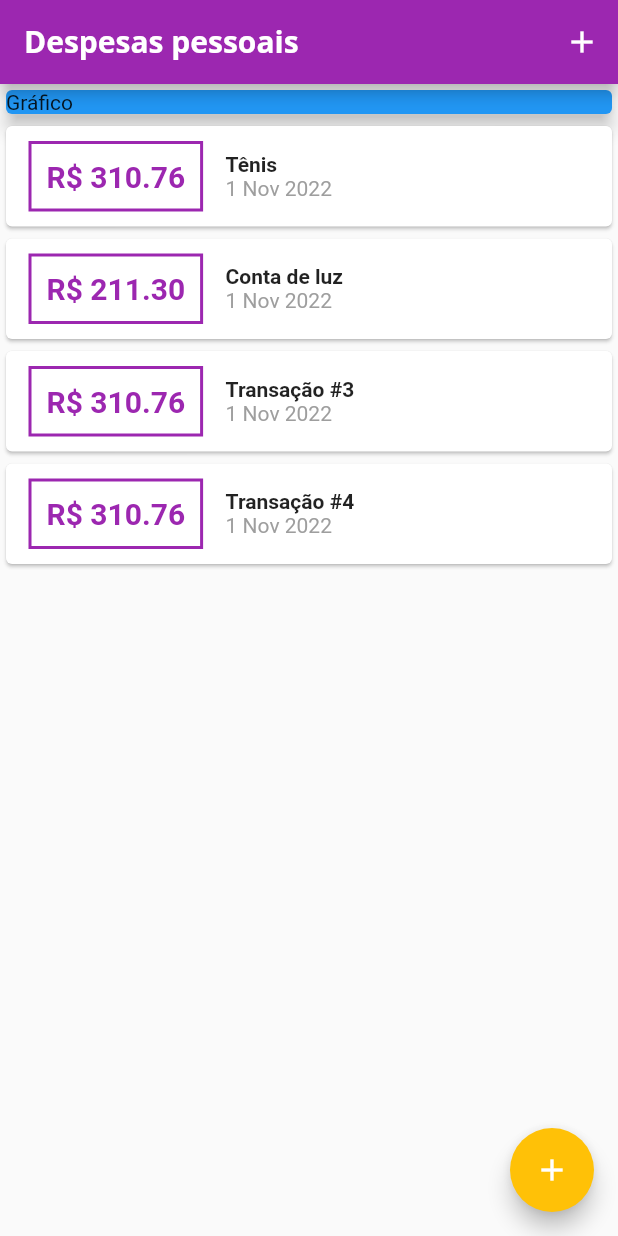
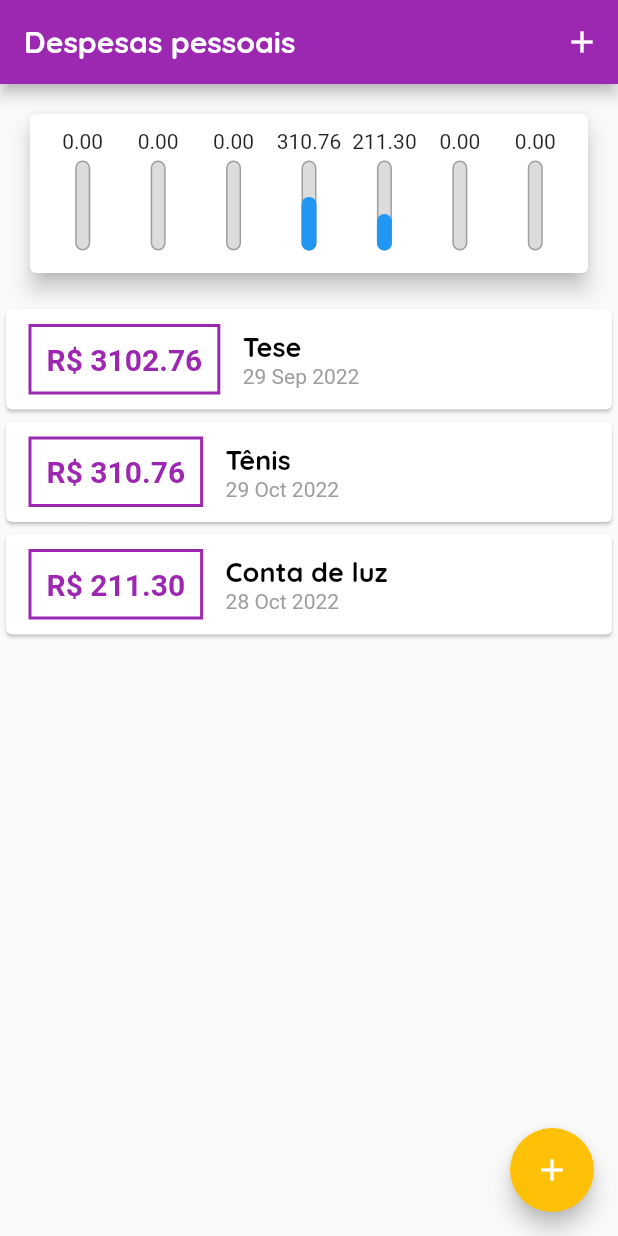
Before and after one commit to xFabriicioJS/despesas-pessoais, a Flutter app: the screen it shows after launch, on a phone screen of 412 x 824 dp. Run offline on Flutter 3.47's test engine with Material 2 defaults, Android fonts, the phone set to English and light mode, and no system bars; Roboto replaces fonts that are missing (Open Sans); project files that could hold a hidden picture were left out.

Commit message:
diversas alterações

```diff
--- /dev/null
+++ b/lib/components/chart.dart
@@ -0,0 +1,66 @@
+import 'package:expenses/components/chart_bar.dart';
+import 'package:flutter/material.dart';
+import 'package:flutter/src/widgets/container.dart';
+import 'package:flutter/src/widgets/framework.dart';
+import 'package:intl/intl.dart';
+import '../models/transactions.dart';
+
+class Chart extends StatelessWidget {
+  final List<Transactions> recentTransactions;
+
+  const Chart(this.recentTransactions, {super.key});
+
+  List<Map<String, dynamic>> get groupTransactions {
+    return List.generate(7, (index) {
+      final weekDay = DateTime.now().subtract(
+        Duration(days: index),
+      );
+
+      double totalSum = 0.0;
+
+      for (int i = 0; i < recentTransactions.length; i++) {
+        bool sameDay = recentTransactions[i].date.day == weekDay.day;
+        bool sameMonth = recentTransactions[i].date.month == weekDay.month;
+        bool sameYear = recentTransactions[i].date.year == weekDay.year;
+
+        if (sameDay && sameMonth && sameYear) {
+          totalSum += recentTransactions[i].value;
+        }
+      }
+
+      return {'day': DateFormat.E().format(weekDay)[0], 'value': totalSum};
+    });
+  }
+
+  double get _weekTotalValue {
+    //funciona como o reduce do javascript
+    return groupTransactions.fold(0.0, (sum, tr) {
+      return sum + tr['value'];
+    });
+  }
+
+  @override
+  Widget build(BuildContext context) {
+    groupTransactions;
+    return Card(
+      elevation: 6,
+      margin: const EdgeInsets.all(20),
+      child: Padding(
+        padding: const EdgeInsets.all(10.0),
+        child: Row(
+          mainAxisAlignment: MainAxisAlignment.spaceAround,
+          children: groupTransactions
+              .map((tr) => Flexible(
+                    fit: FlexFit.tight,
+                    child: ChartBar(
+                      label: tr['day'].toString(),
+                      value: tr['value'],
+                      percentage: tr['value'] / _weekTotalValue,
+                    ),
+                  ))
+              .toList(),
+        ),
+      ),
+    );
+  }
+}
--- /dev/null
+++ b/lib/components/chart_bar.dart
@@ -0,0 +1,62 @@
+import 'package:flutter/cupertino.dart';
+import 'package:flutter/material.dart';
+import 'package:flutter/src/widgets/container.dart';
+import 'package:flutter/src/widgets/framework.dart';
+
+class ChartBar extends StatelessWidget {
+  final String label;
+  final double value;
+  final double percentage;
+
+  const ChartBar({
+    super.key,
+    //esse required é para garantir que esses valores não seja null
+    required this.label,
+    required this.value,
+    required this.percentage,
+  });
+
+  @override
+  Widget build(BuildContext context) {
+    return Column(
+      children: <Widget>[
+        FittedBox(
+          child: Text(value.toStringAsFixed(2)),
+        ),
+        const SizedBox(
+          height: 5,
+        ),
+        Container(
+          height: 60,
+          width: 10,
+          // A stack permite que criamos componentes um sobre o outro.
+          child: Stack(
+            alignment: Alignment.bottomCenter,
+            children: <Widget>[
+              Container(
+                decoration: BoxDecoration(
+                    border: Border.all(
+                      color: Colors.grey,
+                      width: 1.0,
+                    ),
+                    color: const Color.fromRGBO(220, 220, 220, 1),
+                    borderRadius: BorderRadius.circular(5)),
+              ),
+              FractionallySizedBox(
+                heightFactor: percentage,
+                child: Container(
+                  decoration: BoxDecoration(
+                      color: Theme.of(context).primaryColor,
+                      borderRadius: BorderRadius.circular(5)),
+                ),
+              )
+            ],
+          ),
+        ),
+        const SizedBox(
+          height: 5,
+        )
+      ],
+    );
+  }
+}
--- a/lib/components/transactions_list.dart
+++ b/lib/components/transactions_list.dart
@@ -15,7 +15,26 @@ class TransactionList extends StatelessWidget {
     return Container(
       height: 300,
       // list view precisa de um componente pai com um tamanho pré-definido, por isso esse container acima
-      child: ListView.builder(
+      child: transactions.isEmpty
+          ? Column(
+              children: <Widget>[
+                const SizedBox(
+                  height: 20,
+                ),
+                Text('Nenhuma transação cadastrada!',
+                    style: Theme.of(context).textTheme.headline6),
+                //como se fosse uma margin
+                const SizedBox(height: 20),
+                Container(
+                  height: 200,
+                  child: Image.asset(
+                    'assets/images/waiting.png',
+                    fit: BoxFit.cover,
+                  ),
+                )
+              ],
+            )
+          : ListView.builder(
               itemCount: transactions.length,
               itemBuilder: ((context, index) {
                 final tr = transactions[index];
@@ -23,8 +42,8 @@ class TransactionList extends StatelessWidget {
                 return Card(
                   child: Row(children: <Widget>[
                     Container(
-                margin:
-                    const EdgeInsets.symmetric(horizontal: 15, vertical: 10),
+                      margin: const EdgeInsets.symmetric(
+                          horizontal: 15, vertical: 10),
                       decoration: BoxDecoration(
                           border: Border.all(
                               color: Theme.of(context).colorScheme.primary,
@@ -43,9 +62,7 @@ class TransactionList extends StatelessWidget {
                       children: [
                         Text(
                           tr.title,
-                    style: const TextStyle(
-                      fontWeight: FontWeight.bold,
-                    ),
+                          style: Theme.of(context).textTheme.headline6,
                         ),
                         Text(
                           DateFormat('d MMM y').format(tr.date),
--- a/lib/main.dart
+++ b/lib/main.dart
@@ -1,5 +1,6 @@
 // ignore_for_file: avoid_unnecessary_containers
 
+import 'package:expenses/components/chart.dart';
 import 'package:expenses/components/transactions_form.dart';
 import 'package:flutter/material.dart';
 import 'package:expenses/models/transactions.dart';
@@ -27,7 +28,7 @@ class ExpensesApp extends StatelessWidget {
           ),
           textTheme: tema.textTheme.copyWith(
             headline6: const TextStyle(
-              fontFamily: 'Open Sans',
+              fontFamily: 'Quicksand',
               fontSize: 18,
               fontWeight: FontWeight.bold,
               color: Colors.black,
@@ -35,7 +36,7 @@ class ExpensesApp extends StatelessWidget {
           ),
           appBarTheme: const AppBarTheme(
               titleTextStyle: TextStyle(
-                  fontFamily: 'Open Sans',
+                  fontFamily: 'Quicksand',
                   fontSize: 20,
                   fontWeight: FontWeight.bold))),
     );
@@ -51,16 +52,33 @@ class MyHomePage extends StatefulWidget {
 
 class _MyHomePageState extends State<MyHomePage> {
   final List<Transactions> _transactions = [
-    Transactions(id: 't1', title: 'Tênis', value: 310.76, date: DateTime.now()),
     Transactions(
-        id: 't2', title: 'Conta de luz', value: 211.30, date: DateTime.now()),
+      id: 't0',
+      title: 'Tese',
+      value: 3102.76,
+      date: DateTime.now().subtract(const Duration(days: 33)),
+    ),
     Transactions(
-        id: 't3', title: 'Transação #3', value: 310.76, date: DateTime.now()),
+      id: 't1',
+      title: 'Tênis',
+      value: 310.76,
+      date: DateTime.now().subtract(const Duration(days: 3)),
+    ),
     Transactions(
-        id: 't4', title: 'Transação #4', value: 310.76, date: DateTime.now()),
-    Transactions(
-        id: 't5', title: 'Transação #5', value: 310.76, date: DateTime.now()),
+      id: 't2',
+      title: 'Conta de luz',
+      value: 211.30,
+      date: DateTime.now().subtract(const Duration(days: 4)),
+    ),
   ];
+
+  List<Transactions> get _recentTransactions {
+    //Esse where é o mesmo filter lá do javascript, aqui estamos filtrando para que todas as transações sejam apenas dos últimos 7 dias
+    return _transactions
+        .where((transaction) => transaction.date
+            .isAfter(DateTime.now().subtract(const Duration(days: 7))))
+        .toList();
+  }
 
   _addTransaction(String title, double value) {
     final newTransaction = Transactions(
@@ -101,15 +119,7 @@ class _MyHomePageState extends State<MyHomePage> {
         child: Column(
           crossAxisAlignment: CrossAxisAlignment.stretch,
           children: <Widget>[
-            Container(
-              //estabelece que ocupará a tela toda
-              child: const Card(
-                //efeito de sombra sobre o card.
-                elevation: 5,
-                color: Colors.blue,
-                child: Text('Gráfico'),
-              ),
-            ),
+            Chart(_recentTransactions),
             TransactionList(_transactions),
           ],
         ),
```
Also changed, not shown: pubspec.yaml (+13 -13 lines), assets/fonts/._OpenSans-Bold.ttf (added), assets/fonts/._OpenSans-Regular.ttf (added), assets/fonts/._Quicksand-Bold.ttf (added), assets/fonts/._Quicksand-Light.ttf (added), assets/fonts/._Quicksand-Medium.ttf (added), assets/fonts/._Quicksand-Regular.ttf (added), assets/images/waiting.png (added). Lines whose indentation alone changed are shown as unchanged.
